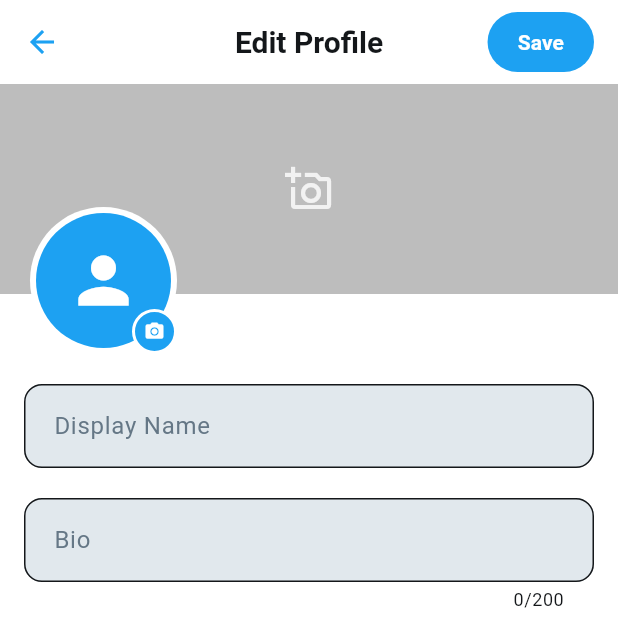
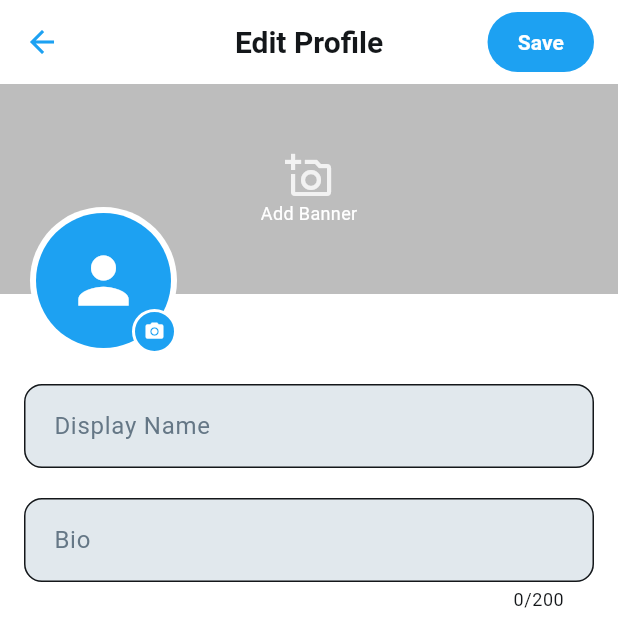
Before and after one commit to blankony/SapaPNJ, a Flutter app: the EditProfileScreen screen opened directly, on a phone screen of 412 x 824 dp, the top half of it. Run offline on Flutter 3.47's test engine with Material 3 defaults, Android fonts, the phone set to English and light mode, and no system bars; our stand-ins replace cached_network_image, cloud_firestore, firebase_auth, firebase_core, flutter_cache_manager, flutter_colorpicker and 14 more; missing offline and left inert: badword_guard, video_compress, visual_detector_ai; accounts and stored records are empty.

Commit message:
feat: change language v2

```diff
--- a/lib/screens/dashboard/profile_page.dart
+++ b/lib/screens/dashboard/profile_page.dart
@@ -654,7 +654,7 @@ class _ProfilePageState extends State<ProfilePage> with TickerProviderStateMixin
         : [
             PopupMenuItem(value: 'share', child: Text(t.translate('profile_menu_share_account'))),
             PopupMenuItem(value: 'report', child: Text(t.translate('profile_report_title'))),
-            PopupMenuItem(value: 'block', child: Text(_isBlocked ? t.translate('profile_unblocked') : t.translate('general_delete'), style: TextStyle(color: Colors.red))), // Using Delete/Block key
+            PopupMenuItem(value: 'block', child: Text(_isBlocked ? t.translate('profile_unblocked') : t.translate('general_delete'), style: TextStyle(color: Colors.red))),
           ],
     );
   }
--- a/lib/screens/edit_profile_screen.dart
+++ b/lib/screens/edit_profile_screen.dart
@@ -11,6 +11,7 @@ import '../services/cloudinary_service.dart';
 import 'package:cached_network_image/cached_network_image.dart';
 import '../../data/pnj_data.dart';
 import '../services/overlay_service.dart';
+import '../services/app_localizations.dart'; // 1. IMPORT LOCALIZATION
 
 final FirebaseAuth _auth = FirebaseAuth.instance;
 final FirebaseFirestore _firestore = FirebaseFirestore.instance;
@@ -131,6 +132,8 @@ class _EditProfileScreenState extends State<EditProfileScreen> {
   }
 
   Future<File?> _cropImage({required XFile imageFile, required bool isAvatar}) async {
+    // Localization di dalam async method bisa tricky, kita pakai hardcoded untuk UI crop
+    // atau pass title dari fungsi pemanggil. Di sini hardcoded English umum library.
     try {
       final dynamic cropped = await ImageCropper().cropImage(
         sourcePath: imageFile.path,
@@ -167,8 +170,8 @@ class _EditProfileScreenState extends State<EditProfileScreen> {
     return null;
   }
 
-  // --- MODIFIED: Selection Dialog for Camera/Gallery ---
   void _showImageSourceSelection({required bool isAvatar}) {
+    var t = AppLocalizations.of(context)!;
     showModalBottomSheet(
       context: context,
       shape: RoundedRectangleBorder(borderRadius: BorderRadius.vertical(top: Radius.circular(20))),
@@ -182,7 +185,7 @@ class _EditProfileScreenState extends State<EditProfileScreen> {
               SizedBox(height: 16),
               ListTile(
                 leading: Icon(Icons.camera_alt, color: TwitterTheme.blue),
-                title: Text("Camera"),
+                title: Text(t.translate('profile_camera')), // "Take from Camera"
                 onTap: () {
                   Navigator.pop(context);
                   _pickImage(isAvatar: isAvatar, source: ImageSource.camera);
@@ -190,7 +193,7 @@ class _EditProfileScreenState extends State<EditProfileScreen> {
               ),
               ListTile(
                 leading: Icon(Icons.photo_library, color: TwitterTheme.blue),
-                title: Text("Gallery"),
+                title: Text(t.translate('profile_gallery')), // "Choose from Gallery"
                 onTap: () {
                   Navigator.pop(context);
                   _pickImage(isAvatar: isAvatar, source: ImageSource.gallery);
@@ -204,7 +207,6 @@ class _EditProfileScreenState extends State<EditProfileScreen> {
     );
   }
 
-  // --- MODIFIED: Accepts Source ---
   Future<void> _pickImage({required bool isAvatar, required ImageSource source}) async {
     FocusScope.of(context).unfocus();
     final picker = ImagePicker();
@@ -237,9 +239,10 @@ class _EditProfileScreenState extends State<EditProfileScreen> {
 
   Future<void> _saveChanges() async {
     FocusScope.of(context).unfocus();
+    var t = AppLocalizations.of(context)!;
 
     if (_user == null || _nameController.text.isEmpty) {
-      OverlayService().showTopNotification(context, "Name cannot be empty", Icons.warning, (){}, color: Colors.orange);
+      OverlayService().showTopNotification(context, t.translate('edit_error_name'), Icons.warning, (){}, color: Colors.orange);
       return;
     }
     setState(() { _isLoading = true; });
@@ -252,7 +255,7 @@ class _EditProfileScreenState extends State<EditProfileScreen> {
       if (uploadUrl == null) {
         if (mounted) {
           setState(() { _isLoading = false; });
-          OverlayService().showTopNotification(context, "Failed to upload avatar", Icons.error, (){}, color: Colors.red);
+          OverlayService().showTopNotification(context, t.translate('edit_error_upload'), Icons.error, (){}, color: Colors.red);
         }
         return;
       }
@@ -264,7 +267,7 @@ class _EditProfileScreenState extends State<EditProfileScreen> {
       if (uploadUrl == null) {
         if (mounted) {
           setState(() { _isLoading = false; });
-          OverlayService().showTopNotification(context, "Failed to upload banner", Icons.error, (){}, color: Colors.red);
+          OverlayService().showTopNotification(context, t.translate('edit_error_upload'), Icons.error, (){}, color: Colors.red);
         }
         return;
       }
@@ -304,7 +307,7 @@ class _EditProfileScreenState extends State<EditProfileScreen> {
       if (context.mounted) {
         OverlayService().showTopNotification(
           context,
-          "Profile updated successfully!",
+          t.translate('edit_success'),
           Icons.check_circle,
           (){},
           color: Colors.green
@@ -390,6 +393,9 @@ class _EditProfileScreenState extends State<EditProfileScreen> {
   @override
   Widget build(BuildContext context) {
     final theme = Theme.of(context);
+    // 2. GET LOCALIZATION
+    var t = AppLocalizations.of(context)!;
+
     final bool isCustomImageSet = _selectedImageFile != null || (_profileImageUrl != null && _profileImageUrl!.isNotEmpty);
     final bool isCustomBannerSet = _selectedBannerFile != null || (_bannerImageUrl != null && _bannerImageUrl!.isNotEmpty);
 
@@ -397,7 +403,7 @@ class _EditProfileScreenState extends State<EditProfileScreen> {
       onTap: () => FocusManager.instance.primaryFocus?.unfocus(),
       child: Scaffold(
         appBar: AppBar(
-          title: Text('Edit Profile', style: TextStyle(fontWeight: FontWeight.bold)),
+          title: Text(t.translate('edit_profile_title'), style: TextStyle(fontWeight: FontWeight.bold)), // "Edit Profile"
           centerTitle: true,
           elevation: 0,
           backgroundColor: theme.scaffoldBackgroundColor,
@@ -413,7 +419,7 @@ class _EditProfileScreenState extends State<EditProfileScreen> {
                 ),
                 child: _isLoading
                     ? SizedBox(width: 16, height: 16, child: CircularProgressIndicator(color: Colors.white, strokeWidth: 2))
-                    : Text('Save', style: TextStyle(color: Colors.white, fontWeight: FontWeight.bold)),
+                    : Text(t.translate('edit_save'), style: TextStyle(color: Colors.white, fontWeight: FontWeight.bold)), // "Save"
               ),
             ),
           ],
@@ -448,7 +454,13 @@ class _EditProfileScreenState extends State<EditProfileScreen> {
                             Container(
                               color: Colors.black26,
                               child: Center(
-                                child: Icon(Icons.add_a_photo_outlined, color: Colors.white.withOpacity(0.8), size: 32),
+                                child: Column(
+                                  mainAxisAlignment: MainAxisAlignment.center,
+                                  children: [
+                                    Icon(Icons.add_a_photo_outlined, color: Colors.white.withOpacity(0.8), size: 32),
+                                    Text(t.translate('edit_banner_add'), style: TextStyle(color: Colors.white, fontSize: 12))
+                                  ],
+                                ),
                               ),
                             ),
                           ],
@@ -513,7 +525,7 @@ class _EditProfileScreenState extends State<EditProfileScreen> {
                         padding: const EdgeInsets.only(left: 8.0, bottom: 16.0),
                         child: GestureDetector(
                           onTap: () => setState(() { _selectedImageFile = null; _profileImageUrl = null; _selectedIconId = 0; }),
-                          child: Text("Remove photo", style: TextStyle(color: Colors.red, fontWeight: FontWeight.w600, fontSize: 13)),
+                          child: Text(t.translate('edit_remove_photo'), style: TextStyle(color: Colors.red, fontWeight: FontWeight.w600, fontSize: 13)), // "Remove photo"
                         ),
                       ),
 
@@ -523,8 +535,8 @@ class _EditProfileScreenState extends State<EditProfileScreen> {
                       controller: _nameController,
                       autofocus: false,
                       decoration: InputDecoration(
-                        labelText: 'Display Name',
-                        hintText: 'Enter your name',
+                        labelText: t.translate('edit_display_name'), // "Display Name"
+                        hintText: t.translate('edit_name_hint'), // "Enter your name"
                         border: OutlineInputBorder(borderRadius: BorderRadius.circular(12)),
                         contentPadding: EdgeInsets.symmetric(horizontal: 16, vertical: 16),
                       ),
@@ -535,8 +547,8 @@ class _EditProfileScreenState extends State<EditProfileScreen> {
                       autofocus: false,
                       maxLength: 200,
                       decoration: InputDecoration(
-                        labelText: 'Bio',
-                        hintText: 'Tell the world about yourself',
+                        labelText: t.translate('edit_bio_label'), // "Bio"
+                        hintText: t.translate('edit_bio_hint'), // "Tell the world..."
                         border: OutlineInputBorder(borderRadius: BorderRadius.circular(12)),
                         contentPadding: EdgeInsets.symmetric(horizontal: 16, vertical: 16),
                         alignLabelWithHint: true,
@@ -547,12 +559,12 @@ class _EditProfileScreenState extends State<EditProfileScreen> {
 
                     SizedBox(height: 30),
 
-                    Text("Academic Info", style: theme.textTheme.titleMedium?.copyWith(fontWeight: FontWeight.bold)),
+                    Text(t.translate('edit_academic_info'), style: theme.textTheme.titleMedium?.copyWith(fontWeight: FontWeight.bold)), // "Academic Info"
                     SizedBox(height: 16),
 
                     DropdownButtonFormField<String>(
                       decoration: InputDecoration(
-                        labelText: "Department (Jurusan)",
+                        labelText: t.translate('edit_dept_label'), // "Department"
                         border: OutlineInputBorder(borderRadius: BorderRadius.circular(12)),
                         contentPadding: EdgeInsets.symmetric(horizontal: 16, vertical: 16),
                         filled: true,
@@ -574,7 +586,7 @@ class _EditProfileScreenState extends State<EditProfileScreen> {
 
                     DropdownButtonFormField<Map<String, String>>(
                       decoration: InputDecoration(
-                        labelText: "Study Program (Prodi)",
+                        labelText: t.translate('edit_prodi_label'), // "Study Program"
                         border: OutlineInputBorder(borderRadius: BorderRadius.circular(12)),
                         contentPadding: EdgeInsets.symmetric(horizontal: 16, vertical: 16),
                         filled: true,
@@ -603,7 +615,7 @@ class _EditProfileScreenState extends State<EditProfileScreen> {
                       Divider(),
                       Padding(
                         padding: const EdgeInsets.symmetric(vertical: 12.0),
-                        child: Text("Or choose an avatar preset", style: theme.textTheme.titleSmall?.copyWith(fontWeight: FontWeight.bold, color: theme.hintColor)),
+                        child: Text(t.translate('edit_avatar_preset'), style: theme.textTheme.titleSmall?.copyWith(fontWeight: FontWeight.bold, color: theme.hintColor)), // "Or choose avatar preset"
                       ),
                       SizedBox(
                         height: 60,
@@ -677,7 +689,7 @@ class _EditProfileScreenState extends State<EditProfileScreen> {
                         decoration: BoxDecoration(color: theme.cardColor, borderRadius: BorderRadius.circular(8)),
                         child: Icon(Icons.lock_outline, color: theme.primaryColor),
                       ),
-                      title: Text('Change Password'),
+                      title: Text(t.translate('edit_change_password')), // "Change Password"
                       trailing: Icon(Icons.arrow_forward_ios, size: 14, color: theme.hintColor),
                       onTap: () {
                         Navigator.of(context).push(
```
Also changed, not shown: assets/lang/en.json (+41 -1 lines), assets/lang/id.json (+41 -1 lines), lib/screens/community/browse_communities_screen.dart (+12 -2 lines), lib/screens/community/create_community_screen.dart (+27 -18 lines).
